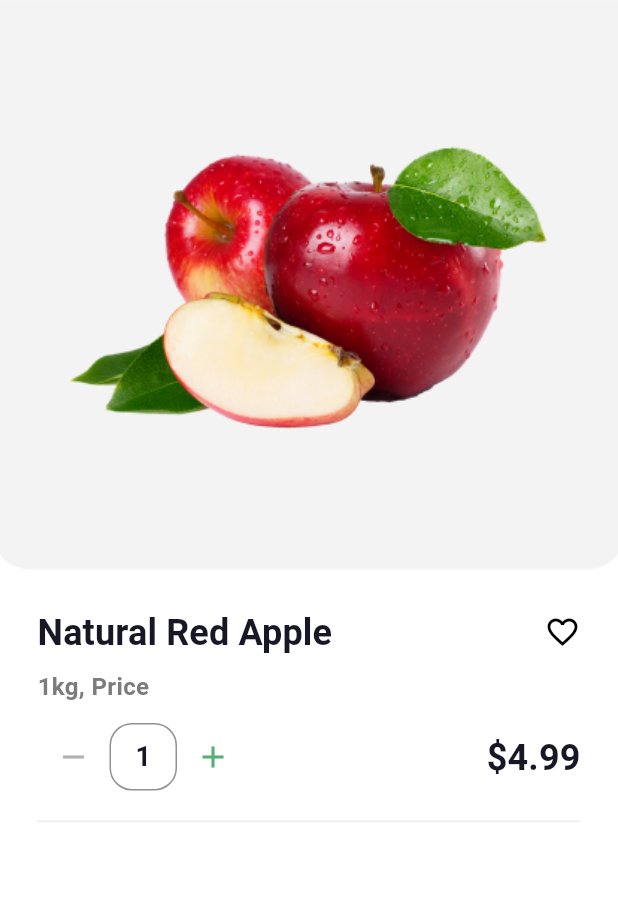
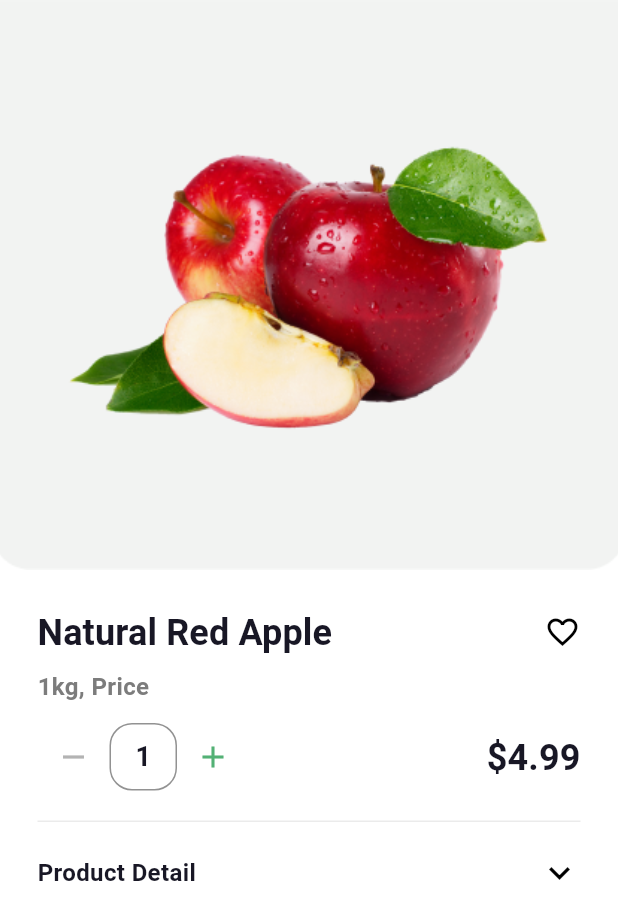
Before and after one commit to MuaviaAsghar/Grocery-app, a Flutter app: the screen it shows after launch, on a phone screen of 412 x 824 dp. Shown: the top 920 px of the screen. Run offline on Flutter 3.47's test engine with Material 3 defaults, Android fonts, the phone set to English and light mode, and no system bars; our stand-ins replace intl_phone_field; Roboto replaces fonts that are missing (Gilroy-Bold, Gilroy-Regular).

Commit message:
Product Detail expandale

```diff
--- a/lib/productdetails.dart
+++ b/lib/productdetails.dart
@@ -1,9 +1,6 @@
-import 'dart:ui';
-import 'package:flutter/cupertino.dart';
 import 'package:flutter/material.dart';
 import 'package:groceryapp/buttons/counterplusandminus.dart';
-
-import 'const_color.dart';
+import 'package:groceryapp/const_color.dart';
 
 class ProductDetail extends StatefulWidget {
   final String imageBgPath;
@@ -11,6 +8,7 @@ class ProductDetail extends StatefulWidget {
   final String productName;
   final String pricePerKg;
   final String Price;
+
   const ProductDetail({
     super.key,
     required this.imageBgPath,
@@ -124,8 +122,9 @@ class _ProductDetailState extends State<ProductDetail> {
               ),
             ),
             Padding(
-              padding: const EdgeInsets.symmetric(horizontal: 25,vertical: 10),
-              child: Row(mainAxisAlignment: MainAxisAlignment.spaceBetween,
+              padding: const EdgeInsets.symmetric(horizontal: 25, vertical: 10),
+              child: Row(
+                mainAxisAlignment: MainAxisAlignment.spaceBetween,
                 children: [
                   const CounterPlusMinus(),
                   Text(
@@ -138,7 +137,7 @@ class _ProductDetailState extends State<ProductDetail> {
                       fontWeight: FontWeight.bold,
                       letterSpacing: 0.1,
                     ),
-                  )
+                  ),
                 ],
               ),
             ),
@@ -149,10 +148,60 @@ class _ProductDetailState extends State<ProductDetail> {
                 color: const Color(0x00e2e2e2).withOpacity(0.7),
               ),
             ),
+             Padding(
+              padding: const EdgeInsets.symmetric(horizontal: 25, vertical: 10),
+              child: Row(mainAxisAlignment: MainAxisAlignment.spaceBetween,
+                children: [
+                  const Text(
+                    "Product Detail",
+                    style: TextStyle(
+                        color: Color(0xff181725),
+                        fontSize: 16,
+                        fontWeight: FontWeight.w600,
+                        fontFamily: 'Gilroy-Regular'),
+                  ),
+                  ReadMoreButton(
+                    onChanged: (expanded) {
+                      // Handle the state change here if needed
+                    },
+                  ),
+                ],
+
+              ),
+            )
           ],
-
         ),
       ),
     );
   }
 }
+
+class ReadMoreButton extends StatefulWidget {
+  final ValueChanged<bool> onChanged;
+
+  const ReadMoreButton({Key? key, required this.onChanged}) : super(key: key);
+
+  @override
+  _ReadMoreButtonState createState() => _ReadMoreButtonState();
+}
+
+class _ReadMoreButtonState extends State<ReadMoreButton> {
+  bool isExpanded = false;
+
+  @override
+  Widget build(BuildContext context) {
+    return GestureDetector(
+      onTap: () {
+        setState(() {
+          isExpanded = !isExpanded;
+          widget.onChanged(isExpanded);
+        });
+      },
+      child: Icon(
+        isExpanded ? Icons.keyboard_arrow_up : Icons.keyboard_arrow_down,
+        color: Colors.black,
+        size: 28,
+      ),
+    );
+  }
+}
--- a/pubspec.yaml
+++ b/pubspec.yaml
@@ -33,6 +33,7 @@ dependencies:
   cupertino_icons: ^1.0.6
   flutter:
     sdk: flutter
+  read_more_text: ^0.0.5
 
 
 
```
Also changed, not shown: lib/expandableWidger.dart (deleted, +0 -15 lines), pubspec.lock.
